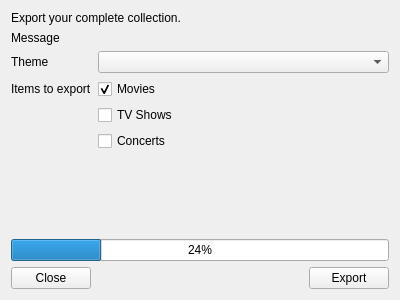
Komet/MediaElch, file export/ExportDialog.ui: the form before one commit.
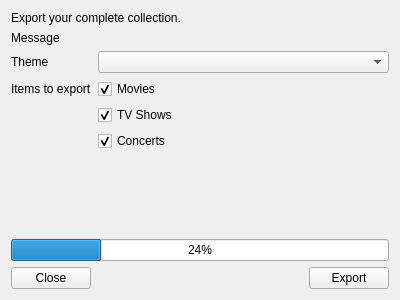
The form after the commit. Custom widgets are drawn as their Qt base class.

```diff
--- a/export/ExportDialog.ui
+++ b/export/ExportDialog.ui
@@ -78,7 +78,7 @@
         <string>TV Shows</string>
        </property>
        <property name="checked">
-        <bool>false</bool>
+        <bool>true</bool>
        </property>
       </widget>
      </item>
@@ -88,7 +88,7 @@
         <string>Concerts</string>
        </property>
        <property name="checked">
-        <bool>false</bool>
+        <bool>true</bool>
        </property>
       </widget>
      </item>
```
